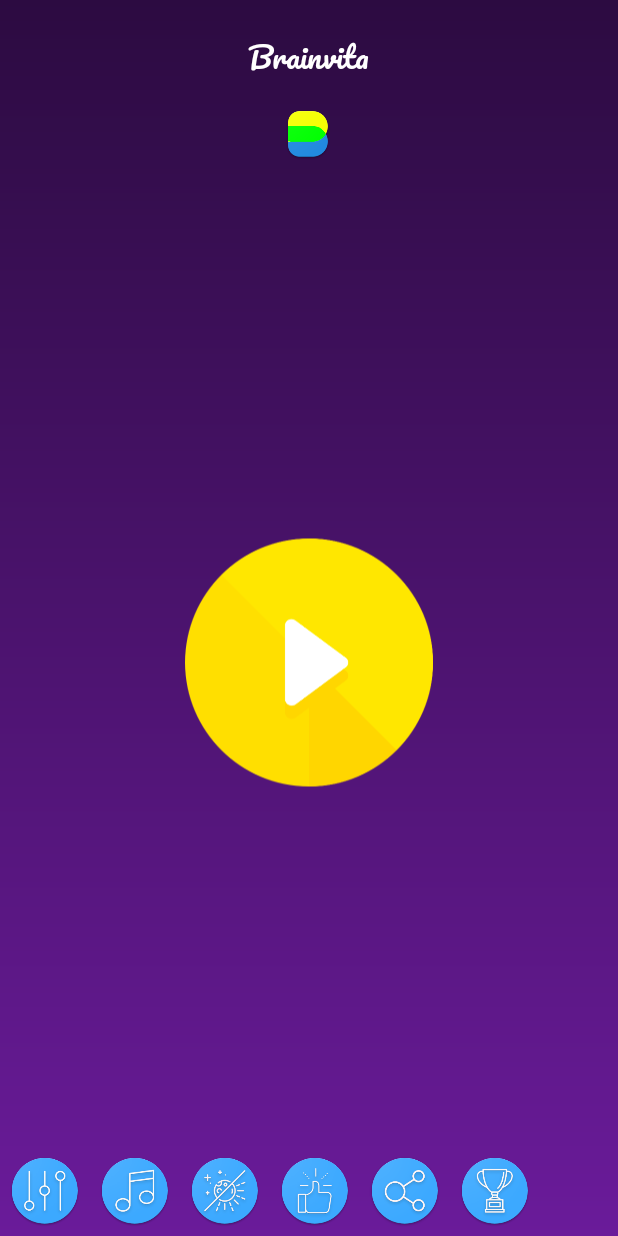
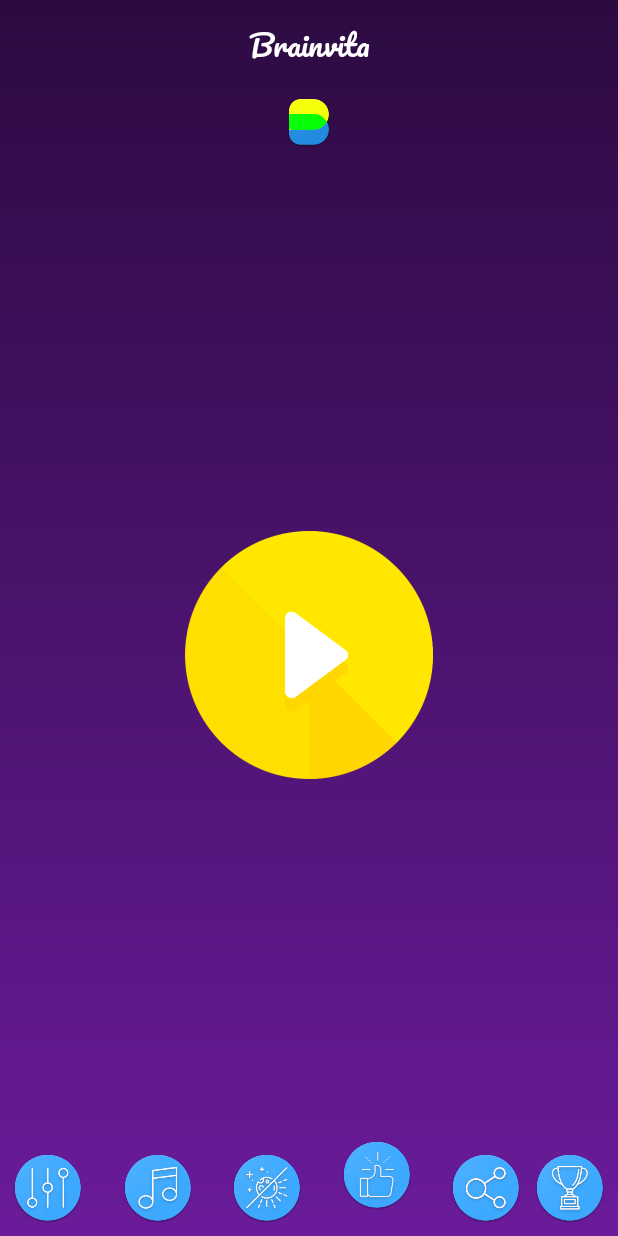
Before and after one commit to angitha-das/Clever-Move, an Android app: the screen it shows after launch (GameMenuActivity), on a phone screen of 412 x 824 dp. Run offline under Robolectric (Android 15) with nearby library versions, the light colour scheme and no system bars.

Commit message:
design change in progress

```diff
--- a/app/src/main/java/com/example/angitha/mygame/activity/GameMenuActivity.java
+++ b/app/src/main/java/com/example/angitha/mygame/activity/GameMenuActivity.java
@@ -50,11 +50,6 @@
     }
 
     @Override
-    public void quitGame(){
-        finish();
-    }
-
-    @Override
     public void showAllLevels(){
         Intent gameLevelsIntent = new Intent(this,LevelsRecyclerActivity.class);
         startActivity(gameLevelsIntent);
--- a/app/src/main/java/com/example/angitha/mygame/controller/GameMenuController.java
+++ b/app/src/main/java/com/example/angitha/mygame/controller/GameMenuController.java
@@ -44,7 +44,6 @@
          * menu Activity about to start game
          */
         void onPlay(GameRules gameRules);
-        void quitGame();
         void showAllLevels();
     }
 }
--- a/app/src/main/java/com/example/angitha/mygame/view/MenuView.java
+++ b/app/src/main/java/com/example/angitha/mygame/view/MenuView.java
@@ -2,6 +2,7 @@
 
 import android.content.Context;
 import android.support.annotation.NonNull;
+import android.support.constraint.ConstraintLayout;
 import android.util.AttributeSet;
 import android.widget.RelativeLayout;
 import android.widget.SeekBar;
@@ -14,7 +15,7 @@
  * Created by angitha on 1/7/17.
  */
 
-public class MenuView extends RelativeLayout {
+public class MenuView extends ConstraintLayout {
     public MenuView(Context context) {
         super(context);
     }
--- a/app/src/main/res/layout/activity_game_menu.xml
+++ b/app/src/main/res/layout/activity_game_menu.xml
@@ -1,89 +1,116 @@
 <?xml version="1.0" encoding="utf-8"?>
-<com.example.angitha.mygame.view.MenuView
-    android:id="@+id/menuView"
+<com.example.angitha.mygame.view.MenuView android:id="@+id/menuView"
     xmlns:android="http://schemas.android.com/apk/res/android"
     xmlns:tools="http://schemas.android.com/tools"
     android:layout_width="match_parent"
     android:layout_height="match_parent"
     android:background="@drawable/app_background"
-    tools:context="com.example.angitha.mygame.activity.GameMenuActivity">
+    tools:context="com.example.angitha.mygame.activity.GameMenuActivity"
+    xmlns:app="http://schemas.android.com/apk/res-auto">
 
     <TextView
-        android:drawableBottom="@mipmap/ic_launcher"
         android:id="@+id/app_name"
         android:layout_width="wrap_content"
         android:layout_height="wrap_content"
-        android:layout_marginTop="@dimen/activity_vertical_margin"
+        android:layout_centerHorizontal="true"
+        android:layout_marginEnd="8dp"
+        android:layout_marginStart="8dp"
+        android:layout_marginTop="8dp"
+        android:drawableBottom="@mipmap/ic_launcher"
         android:drawablePadding="10dp"
-        android:layout_centerHorizontal="true"
         android:text="@string/app_name"
         android:textColor="@color/colorWhite"
-        android:textSize="20dp"/>
+        android:textSize="20dp"
+        app:layout_constraintEnd_toEndOf="parent"
+        app:layout_constraintStart_toStartOf="parent"
+        app:layout_constraintTop_toTopOf="parent" />
 
     <ImageView
         android:id="@+id/play"
         android:layout_width="wrap_content"
         android:layout_height="wrap_content"
         android:layout_centerInParent="true"
-        android:layout_below="@+id/app_name"
-        android:layout_above="@+id/bottom_view"
-        android:src="@drawable/play" />
-    <LinearLayout
-        android:id="@+id/bottom_view"
-        android:layout_width="match_parent"
-        android:layout_height="wrap_content"
-        android:paddingBottom="6dp"
-        android:layout_alignParentBottom="true"
-        android:orientation="horizontal">
+        android:layout_marginBottom="8dp"
+        android:layout_marginEnd="8dp"
+        android:layout_marginStart="8dp"
+        android:layout_marginTop="8dp"
+        android:src="@drawable/play"
+        app:layout_constraintBottom_toTopOf="@+id/sound"
+        app:layout_constraintEnd_toEndOf="parent"
+        app:layout_constraintStart_toStartOf="parent"
+        app:layout_constraintTop_toBottomOf="@+id/app_name" />
+
 
     <ImageView
         android:id="@+id/levels"
         android:layout_width="wrap_content"
         android:layout_height="wrap_content"
-            android:layout_marginLeft="6dp"
-            android:layout_marginRight="6dp"
-            android:src="@drawable/levels"/>
+        android:layout_marginBottom="8dp"
+        android:layout_marginStart="8dp"
+        android:layout_marginLeft="8dp"
+        android:src="@drawable/levels"
+        app:layout_constraintBottom_toBottomOf="parent"
+        app:layout_constraintStart_toStartOf="parent" />
 
     <ImageView
         android:id="@+id/sound"
         android:layout_width="wrap_content"
         android:layout_height="wrap_content"
-            android:layout_marginLeft="6dp"
-            android:layout_marginRight="6dp"
-            android:src="@drawable/music" />
+        android:layout_marginBottom="8dp"
+        android:layout_marginEnd="8dp"
+        android:layout_marginStart="8dp"
+        android:src="@drawable/music"
+        app:layout_constraintBottom_toBottomOf="parent"
+        app:layout_constraintEnd_toStartOf="@+id/theme"
+        app:layout_constraintStart_toEndOf="@+id/levels" />
 
     <ImageView
         android:id="@+id/theme"
         android:layout_width="wrap_content"
         android:layout_height="wrap_content"
-            android:layout_marginLeft="6dp"
-            android:layout_marginRight="6dp"
-            android:src="@drawable/theme" />
+        android:layout_marginBottom="8dp"
+        android:src="@drawable/theme"
+        app:layout_constraintEnd_toStartOf="@+id/like"
+        app:layout_constraintStart_toEndOf="@+id/sound"
+        app:layout_constraintBottom_toBottomOf="parent"
+        tools:layout_editor_absoluteX="160dp" />
 
     <ImageView
         android:id="@+id/like"
         android:layout_width="wrap_content"
         android:layout_height="wrap_content"
-            android:layout_marginLeft="6dp"
-            android:layout_marginRight="6dp"
-            android:src="@drawable/like"/>
+        android:layout_marginBottom="8dp"
+        android:layout_marginEnd="8dp"
+        android:layout_marginStart="8dp"
+        android:layout_marginTop="8dp"
+        android:src="@drawable/like"
+        app:layout_constraintBottom_toBottomOf="parent"
+        app:layout_constraintEnd_toStartOf="@+id/share"
+        app:layout_constraintHorizontal_bias="1.0"
+        app:layout_constraintStart_toEndOf="@+id/theme"
+        app:layout_constraintTop_toBottomOf="@+id/play"
+        app:layout_constraintVertical_bias="0.963" />
 
     <ImageView
         android:id="@+id/share"
         android:layout_width="wrap_content"
         android:layout_height="wrap_content"
-            android:layout_marginLeft="6dp"
-            android:layout_marginRight="6dp"
-            android:src="@drawable/share" />
+        android:layout_marginBottom="8dp"
+        android:layout_marginEnd="8dp"
+        android:layout_marginRight="8dp"
+        android:src="@drawable/share"
+        app:layout_constraintBottom_toBottomOf="parent"
+        app:layout_constraintEnd_toStartOf="@+id/achievements" />
 
     <ImageView
         android:id="@+id/achievements"
         android:layout_width="wrap_content"
         android:layout_height="wrap_content"
-            android:layout_marginLeft="6dp"
-            android:layout_marginRight="6dp"
-            android:src="@drawable/trophy" />
-
-    </LinearLayout>
+        android:layout_marginBottom="8dp"
+        android:layout_marginEnd="8dp"
+        android:layout_marginRight="8dp"
+        android:src="@drawable/trophy"
+        app:layout_constraintBottom_toBottomOf="parent"
+        app:layout_constraintEnd_toEndOf="parent" />
 
 </com.example.angitha.mygame.view.MenuView>
```
Also changed, not shown: app/src/main/res/drawable-hdpi/locked.png, app/src/main/res/drawable-hdpi/unlocked.png, app/src/main/res/drawable-mdpi/locked.png, app/src/main/res/drawable-mdpi/unlocked.png, app/src/main/res/drawable-xhdpi/locked.png, app/src/main/res/drawable-xhdpi/unlocked.png, app/src/main/res/drawable-xxhdpi/locked.png, app/src/main/res/drawable-xxhdpi/unlocked.png, app/src/main/res/drawable-xxxhdpi/locked.png, app/src/main/res/drawable-xxxhdpi/unlocked.png. Lines whose indentation alone changed are shown as unchanged.
